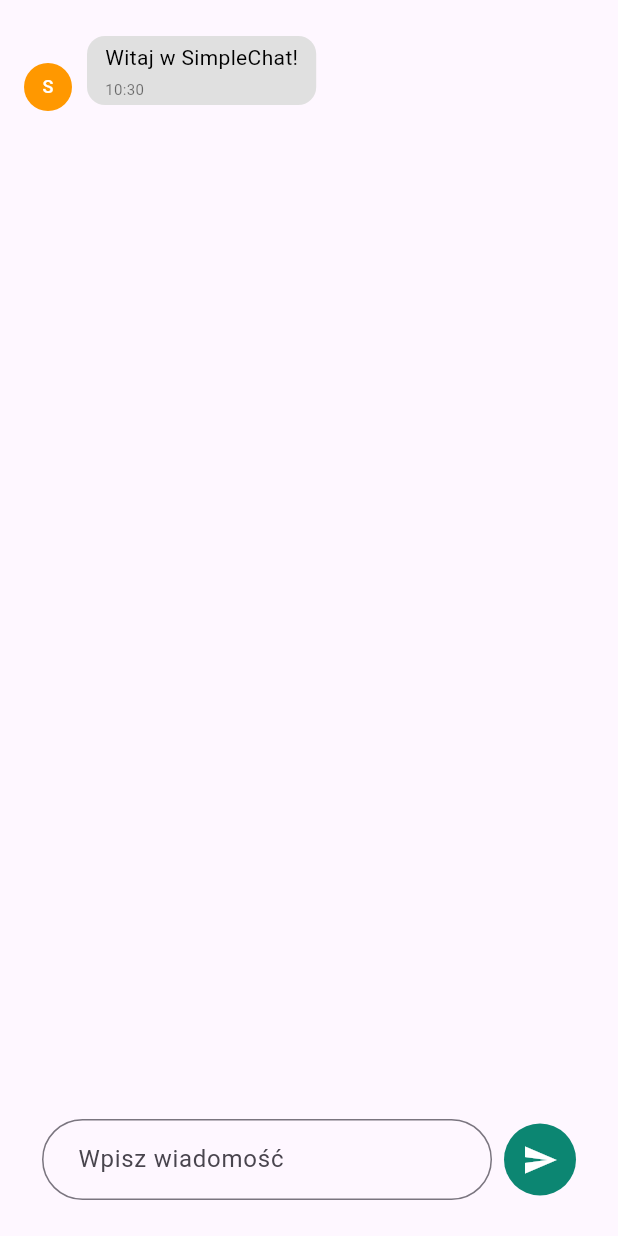
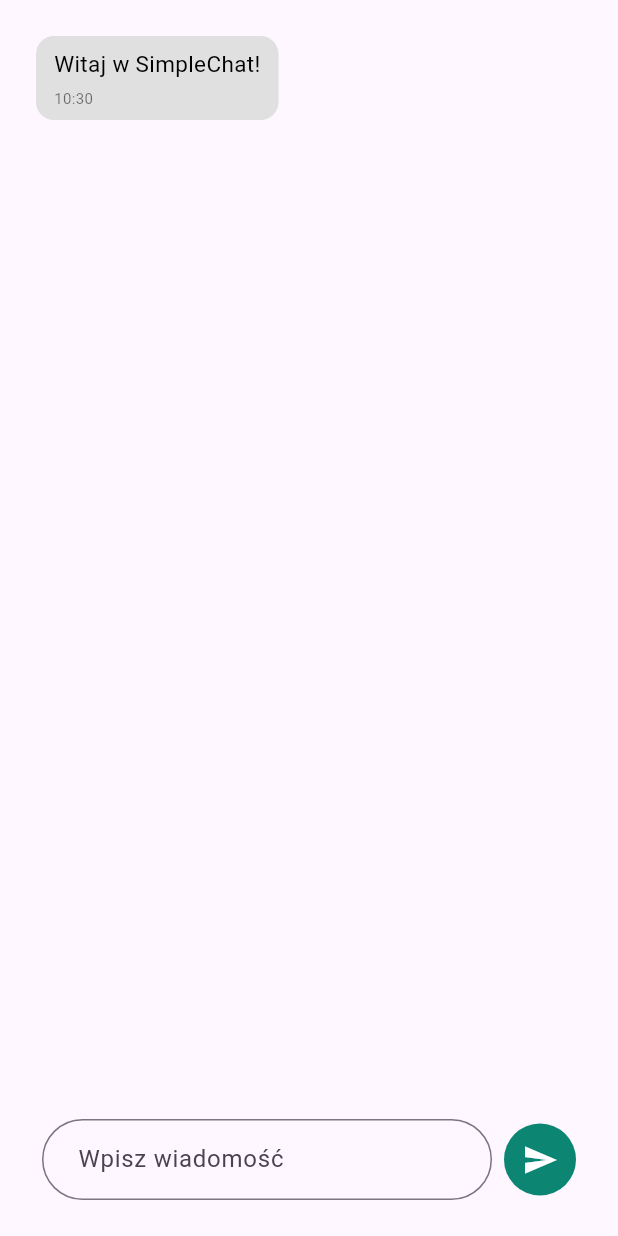
Before and after one commit to KaroleQ13Pl/simplechat, a Flutter app: the screen it shows after launch, on a phone screen of 412 x 824 dp. Run offline on Flutter 3.47's test engine with Material 3 defaults, Android fonts, the phone set to English and light mode, and no system bars.

Commit message:
feat: Refactor message display by creating MessageBubble widget

```diff
--- a/lib/main.dart
+++ b/lib/main.dart
@@ -3,6 +3,7 @@ import 'dart:convert';
 import 'package:flutter/material.dart';
 import 'package:simplechat/models/message.dart';
 import 'package:simplechat/widgets/chat_input_field.dart';
+import 'package:simplechat/widgets/message_bubble.dart';
 import 'package:intl/intl.dart';
 import 'package:http/http.dart' as http;
 
@@ -45,7 +46,6 @@ class _MyHomePageState extends State<MyHomePage> {
   }
 
   void _handleSendMessage() async {
-    // 1. Zmieniamy metodę na async
     final String text = _textController.text;
     if (text.isEmpty) {
       // Sprawdzamy, czy tekst nie jest pusty
@@ -199,48 +199,6 @@ class _MyHomePageState extends State<MyHomePage> {
                     radius: 16.0, // Rozmiar awatara
                   );
 
-                  // Dymek wiadomości (ten sam co poprzednio)
-                  final messageBubble = Container(
-                    margin: const EdgeInsets.symmetric(
-                      vertical: 4.0,
-                      horizontal: 8.0,
-                    ),
-                    padding: const EdgeInsets.symmetric(
-                      horizontal: 12.0,
-                      vertical: 4.0,
-                    ),
-                    decoration: BoxDecoration(
-                      color: isUserMessage
-                          ? const Color.fromARGB(255, 12, 134, 114)
-                          : Colors.grey[300],
-                      borderRadius: BorderRadius.circular(12.0),
-                    ),
-                    child: Column(
-                      crossAxisAlignment: isUserMessage
-                          ? CrossAxisAlignment.end
-                          : CrossAxisAlignment.start,
-                      mainAxisSize: MainAxisSize.min,
-                      children: [
-                        Text(
-                          message.text,
-                          style: TextStyle(
-                            color: isUserMessage ? Colors.white : Colors.black,
-                          ),
-                        ),
-                        const SizedBox(height: 4.0),
-                        Text(
-                          formattedTime,
-                          style: TextStyle(
-                            fontSize: 10.0,
-                            color: isUserMessage
-                                ? Colors.white70
-                                : Colors.black54,
-                          ),
-                        ),
-                      ],
-                    ),
-                  );
-
                   return Align(
                     alignment: isUserMessage
                         ? Alignment.centerRight
@@ -251,13 +209,10 @@ class _MyHomePageState extends State<MyHomePage> {
                         mainAxisSize: MainAxisSize.min,
                         crossAxisAlignment: CrossAxisAlignment.end,
                         children: [
-                          if (!isUserMessage) avatar,
-                          const SizedBox(width: 2.0),
-                          messageBubble,
-                          if (isUserMessage) ...[
-                            const SizedBox(width: 2.0),
-                            avatar,
-                          ],
+                          MessageBubble(
+                            message: message,
+                            isCurrentUserMessage: isUserMessage,
+                          ),
                         ],
                       ),
                     ),
--- /dev/null
+++ b/lib/widgets/message_bubble.dart
@@ -0,0 +1,57 @@
+import 'package:flutter/material.dart';
+import 'package:intl/intl.dart';
+import 'package:simplechat/models/message.dart';
+
+class MessageBubble extends StatelessWidget {
+  final Message message;
+  final bool isCurrentUserMessage;
+
+  const MessageBubble({
+    super.key,
+    required this.message,
+    required this.isCurrentUserMessage,
+  });
+  @override
+  Widget build(BuildContext context) {
+    final String formattedTime = DateFormat('HH:mm').format(message.timestamp);
+
+    return Container(
+      margin: const EdgeInsets.symmetric(vertical: 4.0, horizontal: 8.0),
+      padding: const EdgeInsets.symmetric(horizontal: 12.0, vertical: 8.0),
+      decoration: BoxDecoration(
+        color: isCurrentUserMessage
+            ? const Color.fromARGB(255, 12, 134, 114)
+            : Colors.grey[300],
+        borderRadius: BorderRadius.circular(12.0),
+      ),
+      child: Column(
+        crossAxisAlignment: isCurrentUserMessage
+            ? CrossAxisAlignment.end
+            : CrossAxisAlignment.start,
+        mainAxisSize: MainAxisSize.min,
+        children: [
+          Text(
+            message.text,
+            style: TextStyle(
+              color: isCurrentUserMessage ? Colors.white : Colors.black,
+              fontSize: 15,
+              height: 1.4,
+            ),
+          ),
+          const SizedBox(height: 5.0), // Trochę większy odstęp
+          Text(
+            formattedTime,
+            style: TextStyle(
+              fontSize: 10.0,
+              color: isCurrentUserMessage
+                  ? Colors.white.withOpacity(
+                      0.7,
+                    ) // Lepsza czytelność na ciemnym tle
+                  : Colors.black54,
+            ),
+          ),
+        ],
+      ),
+    );
+  }
+}
```
Also changed, not shown: 1 other file.
